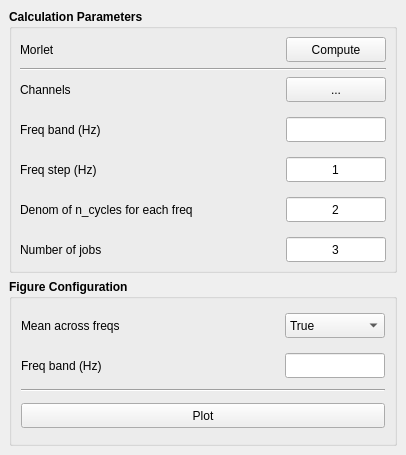
This is iEEGTool/gui/ui/csd_morlet.ui in ZhengLiu97/iEEGTool as Qt 5 draws it before an edit. The edited form follows.
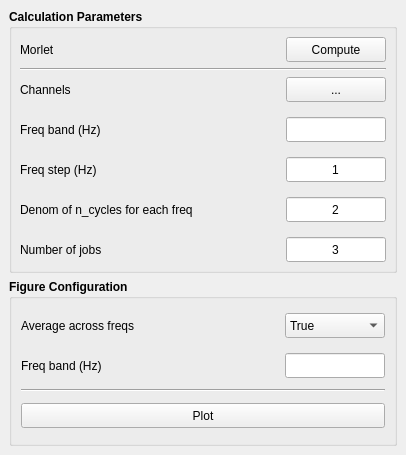
This is the edited form.

Diff of the .ui file:
```diff
--- a/iEEGTool/gui/ui/csd_morlet.ui
+++ b/iEEGTool/gui/ui/csd_morlet.ui
@@ -474,7 +474,7 @@
               </font>
              </property>
              <property name="text">
-              <string>Mean across freqs</string>
+              <string>Average across freqs</string>
              </property>
             </widget>
            </item>
```
